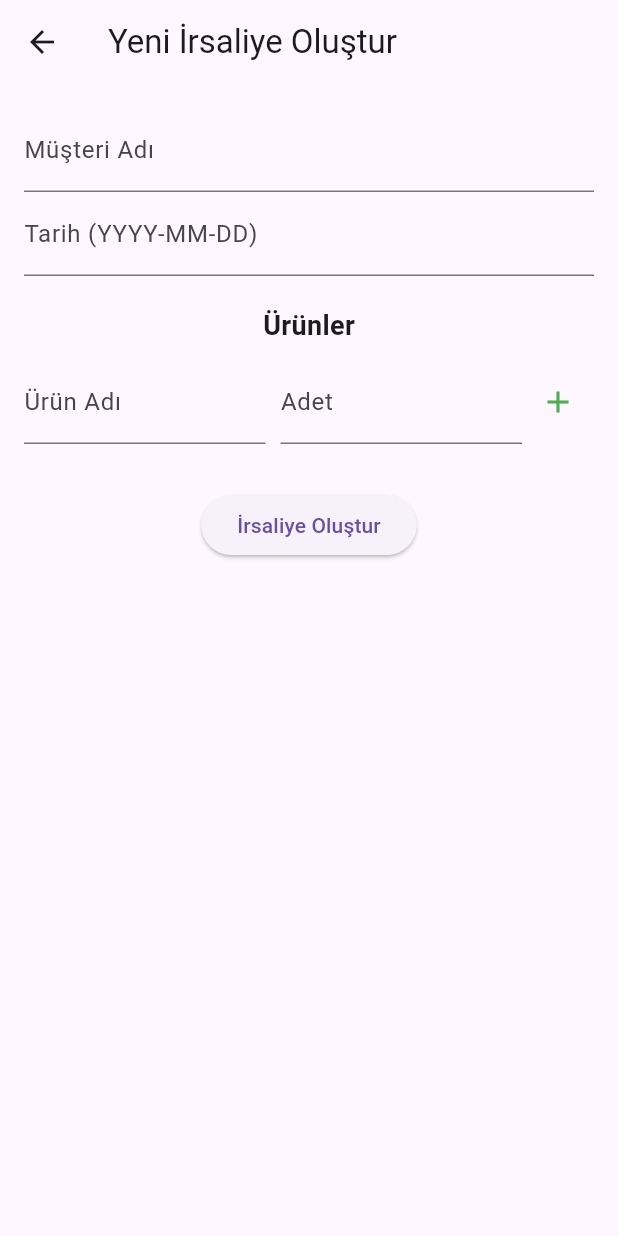
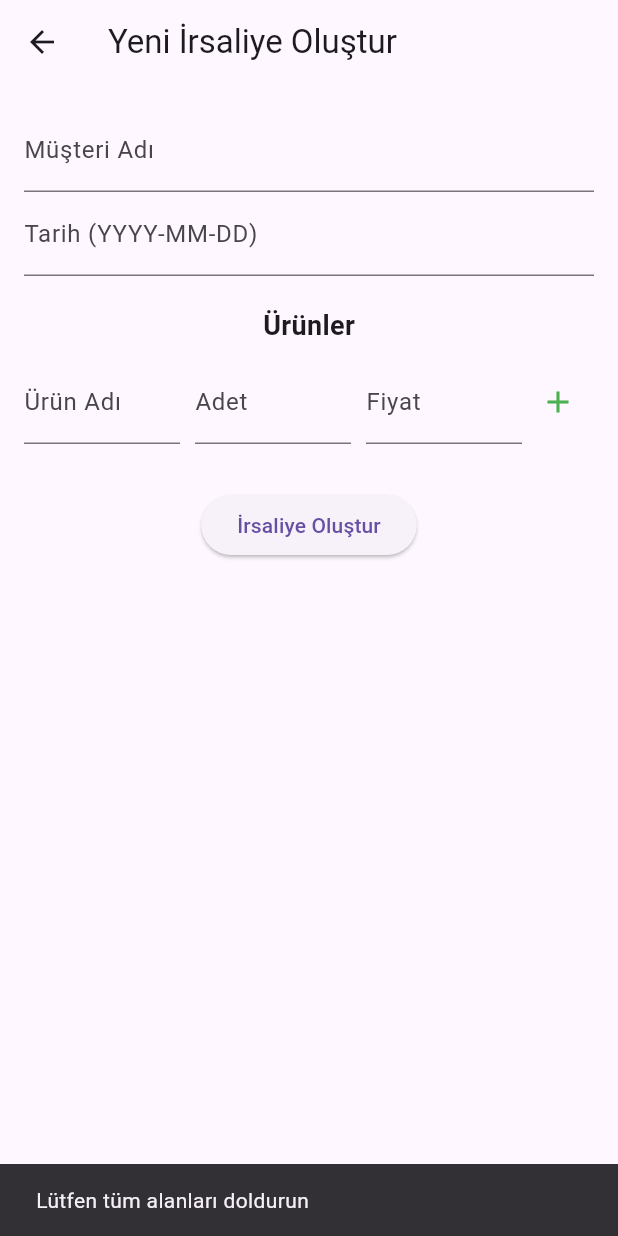
Before and after one commit to EmreMert2000/FinancialSupport, a Flutter app: the CreateInvoiceScreen screen opened directly, after a tap on "İrsaliye Oluştur", on a phone screen of 412 x 824 dp. Run offline on Flutter 3.47's test engine with Material 3 defaults, Android fonts, the phone set to English and light mode, and no system bars; our stand-ins replace pdf, printing, sqflite; accounts and stored records are empty.

Commit message:
Invoice Screen Fixed some plan commit

```diff
--- a/finance/lib/ViewModel/invoice_viewmodel.dart
+++ b/finance/lib/ViewModel/invoice_viewmodel.dart
@@ -1,7 +1,6 @@
 import 'package:flutter/material.dart';
 import '../Db/db_helper.dart';
 import '../data/invoice.dart';
-import '../data/invoice_item.dart';
 
 class InvoiceViewModel extends ChangeNotifier {
   final DatabaseHelper _dbHelper = DatabaseHelper.instance;
@@ -9,16 +8,19 @@ class InvoiceViewModel extends ChangeNotifier {
   List<Invoice> _invoices = [];
   List<Invoice> get invoices => _invoices;
 
+  // Faturaları ve her faturadaki ürünleri veritabanından al
   Future<void> fetchInvoices() async {
-    _invoices = await _dbHelper.fetchInvoices();
+    _invoices = await _dbHelper.fetchInvoicesWithItems();
     notifyListeners();
   }
 
+  // Yeni bir irsaliye eklemek
   Future<void> addInvoice(Invoice invoice) async {
     await _dbHelper.insertInvoice(invoice);
     await fetchInvoices();
   }
 
+  // Bir irsaliye silmek
   Future<void> deleteInvoice(int id) async {
     await _dbHelper.deleteInvoice(id);
     await fetchInvoices();
--- a/finance/lib/data/invoice.dart
+++ b/finance/lib/data/invoice.dart
@@ -2,22 +2,21 @@ class Invoice {
   int? id;
   String title;
   String date;
-  List<Map<String, dynamic>>? products; // Ürün listesi
+  List<InvoiceItem> items;
 
   Invoice({
     this.id,
     required this.title,
     required this.date,
-    this.products,
+    required this.items,
   });
 
-  // Firestore ile uyumlu hale getirmek için fromMap ve toMap metodları ekleyin.
   factory Invoice.fromMap(Map<String, dynamic> map) {
     return Invoice(
       id: map['id'],
       title: map['title'],
       date: map['date'],
-      products: List<Map<String, dynamic>>.from(map['products'] ?? []),
+      items: (map['items'] as List).map((e) => InvoiceItem.fromMap(e)).toList(),
     );
   }
 
@@ -26,7 +25,43 @@ class Invoice {
       'id': id,
       'title': title,
       'date': date,
-      'products': products,
+      'items': items.map((item) => item.toMap()).toList(),
     };
   }
 }
+
+class InvoiceItem {
+  int? id;
+  int invoiceId;
+  String description;
+  int quantity;
+  double price;
+
+  InvoiceItem({
+    this.id,
+    required this.invoiceId,
+    required this.description,
+    required this.quantity,
+    required this.price,
+  });
+
+  factory InvoiceItem.fromMap(Map<String, dynamic> map) {
+    return InvoiceItem(
+      id: map['id'],
+      invoiceId: map['invoiceId'],
+      description: map['description'],
+      quantity: map['quantity'],
+      price: map['price'],
+    );
+  }
+
+  Map<String, dynamic> toMap() {
+    return {
+      'id': id,
+      'invoiceId': invoiceId,
+      'description': description,
+      'quantity': quantity,
+      'price': price,
+    };
+  }
+}
--- a/finance/lib/data/invoice_item.dart
+++ b/finance/lib/data/invoice_item.dart
@@ -1,35 +1,52 @@
 class InvoiceItem {
-  final int? id;
-  final int invoiceId;
-  final String description;
-  final int quantity;
-  final double price;
+  int? id;
+  int invoiceId;
+  String productName;
+  int quantity;
+  double price;
 
   InvoiceItem({
     this.id,
     required this.invoiceId,
-    required this.description,
+    required this.productName,
     required this.quantity,
     required this.price,
   });
 
-  Map<String, dynamic> toMap() {
-    return {
-      'id': id,
-      'invoiceId': invoiceId,
-      'description': description,
-      'quantity': quantity,
-      'price': price,
-    };
+  // copyWith metodunu ekliyoruz
+  InvoiceItem copyWith({
+    int? id,
+    int? invoiceId,
+    String? productName,
+    int? quantity,
+    double? price,
+  }) {
+    return InvoiceItem(
+      id: id ?? this.id,
+      invoiceId: invoiceId ?? this.invoiceId,
+      productName: productName ?? this.productName,
+      quantity: quantity ?? this.quantity,
+      price: price ?? this.price,
+    );
   }
 
   factory InvoiceItem.fromMap(Map<String, dynamic> map) {
     return InvoiceItem(
       id: map['id'],
       invoiceId: map['invoiceId'],
-      description: map['description'],
+      productName: map['productName'],
       quantity: map['quantity'],
       price: map['price'],
     );
   }
+
+  Map<String, dynamic> toMap() {
+    return {
+      'id': id,
+      'invoiceId': invoiceId,
+      'productName': productName,
+      'quantity': quantity,
+      'price': price,
+    };
+  }
 }
--- a/finance/lib/screens/create_invoice_screen.dart
+++ b/finance/lib/screens/create_invoice_screen.dart
@@ -15,24 +15,32 @@ class _CreateInvoiceScreenState extends State<CreateInvoiceScreen> {
   final _dateController = TextEditingController();
   final _productNameController = TextEditingController();
   final _productQuantityController = TextEditingController();
+  final _productPriceController = TextEditingController(); // Fiyat için controller
 
   final InvoiceViewModel _viewModel = InvoiceViewModel();
   final List<Map<String, dynamic>> _products = [];
 
+  // Add a product to the list
   void _addProduct() {
     final name = _productNameController.text.trim();
     final quantity = _productQuantityController.text.trim();
+    final price = _productPriceController.text.trim();
 
-    if (name.isNotEmpty && quantity.isNotEmpty) {
+    if (name.isNotEmpty && quantity.isNotEmpty && price.isNotEmpty) {
       setState(() {
-        _products.add({'name': name, 'quantity': int.parse(quantity)});
+        _products.add({
+          'name': name,
+          'quantity': int.parse(quantity),
+          'price': double.parse(price) // Fiyat bilgisini ekledik
+        });
       });
       _productNameController.clear();
       _productQuantityController.clear();
+      _productPriceController.clear(); // Fiyat controller'ını da temizliyoruz
     }
   }
 
-
+  // Generate PDF document
   Future<void> _generatePdf() async {
     final pdf = pw.Document();
 
@@ -47,7 +55,7 @@ class _CreateInvoiceScreenState extends State<CreateInvoiceScreen> {
               pw.SizedBox(height: 20),
               pw.Text('Ürünler:', style: pw.TextStyle(fontSize: 18)),
               ..._products.map((product) {
-                return pw.Text('${product['name']} - Adet: ${product['quantity']}');
+                return pw.Text('${product['name']} - Adet: ${product['quantity']} - Fiyat: ${product['price']}₺');
               }).toList(),
             ],
           );
@@ -55,8 +63,8 @@ class _CreateInvoiceScreenState extends State<CreateInvoiceScreen> {
       ),
     );
 
-
-    await Printing.layoutPdf(onLayout: (PdfPageFormat format) async => pdf.save());
+    await Printing.layoutPdf(
+        onLayout: (PdfPageFormat format) async => pdf.save());
   }
 
   @override
@@ -97,6 +105,14 @@ class _CreateInvoiceScreenState extends State<CreateInvoiceScreen> {
                       decoration: InputDecoration(labelText: 'Adet'),
                     ),
                   ),
+                  SizedBox(width: 10),
+                  Expanded(
+                    child: TextField(
+                      controller: _productPriceController, // Fiyat alanı
+                      keyboardType: TextInputType.number,
+                      decoration: InputDecoration(labelText: 'Fiyat'),
+                    ),
+                  ),
                   IconButton(
                     icon: Icon(Icons.add, color: Colors.green),
                     onPressed: _addProduct,
@@ -112,7 +128,7 @@ class _CreateInvoiceScreenState extends State<CreateInvoiceScreen> {
                   final product = _products[index];
                   return ListTile(
                     title: Text(product['name']),
-                    subtitle: Text('Adet: ${product['quantity']}'),
+                    subtitle: Text('Adet: ${product['quantity']} - Fiyat: ${product['price']}₺'),
                     trailing: IconButton(
                       icon: Icon(Icons.delete, color: Colors.red),
                       onPressed: () {
@@ -131,15 +147,42 @@ class _CreateInvoiceScreenState extends State<CreateInvoiceScreen> {
                   final date = _dateController.text.trim();
 
                   if (title.isNotEmpty && date.isNotEmpty) {
-                    await _viewModel.addInvoice(
-                      Invoice(
+                    try {
+                      // Create invoice object with products
+                      final invoice = Invoice(
                         title: title,
                         date: date,
-                        products: _products,
-                      ),
+                        items: _products.map((p) => InvoiceItem(
+                          invoiceId: p['id'], // Bu alanı da eklemeyi unutmayın
+                          description: p['name'], // Ürün adını description olarak kullanabiliriz
+                          quantity: p['quantity'],
+                          price: p['price'], // Fiyat bilgisini burada ekliyoruz
+                        )).toList(),
+                      );
+
+                      // Add invoice using the ViewModel
+                      await _viewModel.addInvoice(invoice);
+
+                      // Generate PDF document
+                      await _generatePdf();
+
+                      // Navigate back to the previous screen
+                      Navigator.pop(context);
+
+                      // Show success message
+                      ScaffoldMessenger.of(context).showSnackBar(
+                        SnackBar(content: Text('İrsaliye başarıyla oluşturuldu!')),
+                      );
+                    } catch (e) {
+                      // Handle errors
+                      ScaffoldMessenger.of(context).showSnackBar(
+                        SnackBar(content: Text('Hata: ${e.toString()}')),
+                      );
+                    }
+                  } else {
+                    ScaffoldMessenger.of(context).showSnackBar(
+                      SnackBar(content: Text('Lütfen tüm alanları doldurun')),
                     );
-                    Navigator.pop(context);
-                    await _generatePdf();
                   }
                 },
                 child: Text('İrsaliye Oluştur'),
```
Also changed, not shown: finance/lib/Db/db_helper.dart (+24 -23 lines).
